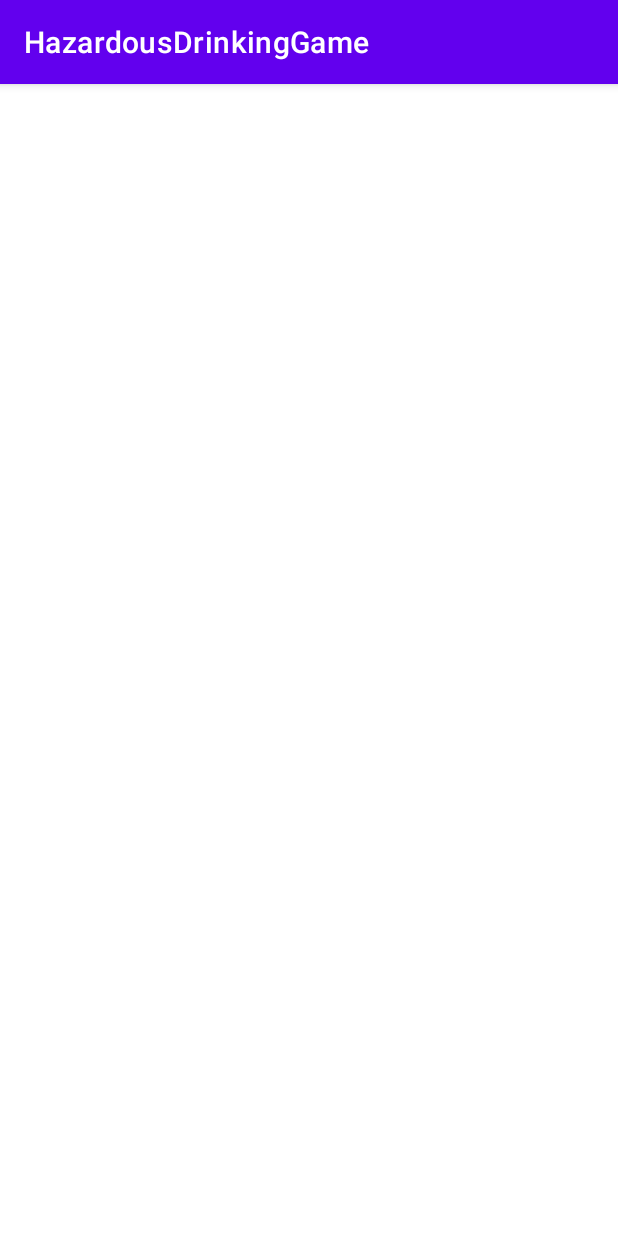
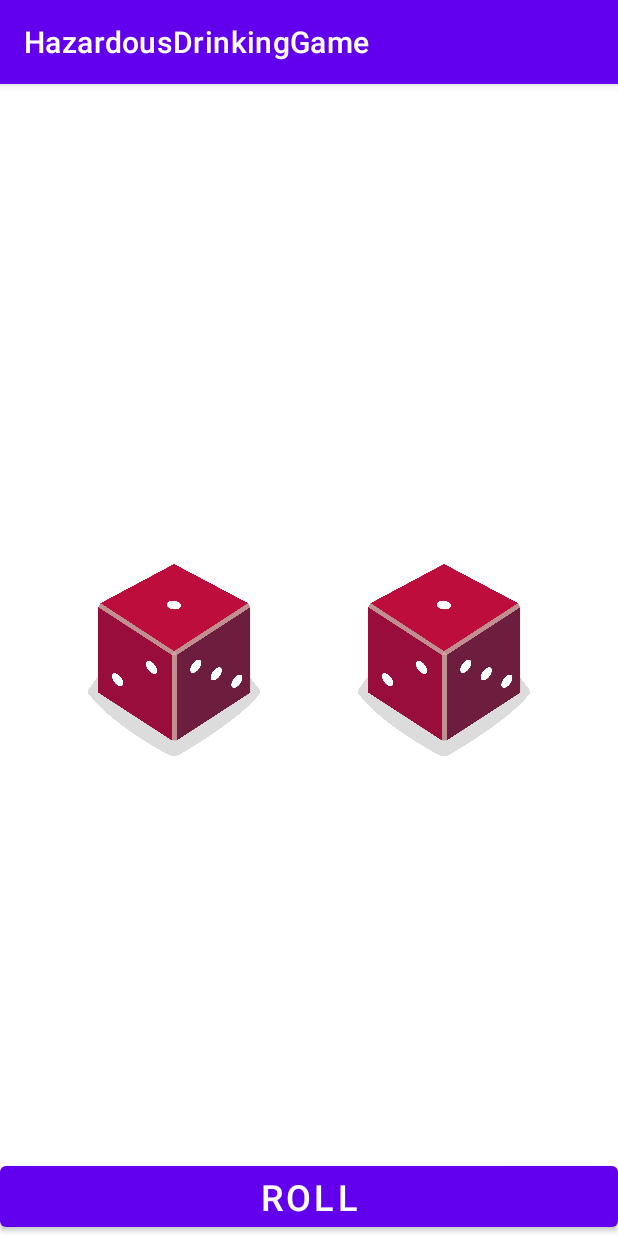
Before and after one commit to zvonimirplivelic/HazardousDrinkingGame, an Android app: the screen it shows after launch (MainActivity), on a phone screen of 412 x 824 dp. Run offline under Robolectric (Android 15) with nearby library versions, the phone set to English and light mode, and no system bars; our stand-ins replace Timber.

Commit message:
Basic functions implemented

```diff
--- a/app/src/main/AndroidManifest.xml
+++ b/app/src/main/AndroidManifest.xml
@@ -3,6 +3,7 @@
     package="com.zvonimirplivelic.hazardousdrinkinggame">
 
     <application
+        android:name=".HazardousDrinkingGameApplication"
         android:allowBackup="true"
         android:icon="@mipmap/ic_launcher"
         android:label="@string/app_name"
--- a/app/src/main/java/com/zvonimirplivelic/hazardousdrinkinggame/HazardousDrinkingGameApplication.kt
+++ b/app/src/main/java/com/zvonimirplivelic/hazardousdrinkinggame/HazardousDrinkingGameApplication.kt
@@ -1,4 +1,13 @@
 package com.zvonimirplivelic.hazardousdrinkinggame
 
-class HazardousDrinkingGameApplication {
+import android.app.Application
+import timber.log.Timber
+
+
+class HazardousDrinkingGameApplication : Application() {
+    override fun onCreate() {
+        super.onCreate()
+
+        Timber.plant(Timber.DebugTree())
+    }
 }
--- a/app/src/main/java/com/zvonimirplivelic/hazardousdrinkinggame/MainActivity.kt
+++ b/app/src/main/java/com/zvonimirplivelic/hazardousdrinkinggame/MainActivity.kt
@@ -2,17 +2,23 @@ package com.zvonimirplivelic.hazardousdrinkinggame
 
 import androidx.appcompat.app.AppCompatActivity
 import android.os.Bundle
-import com.zvonimirplivelic.hazardousdrinkinggame.ui.main.MainFragment
+import android.widget.Button
+import android.widget.ImageView
+import com.zvonimirplivelic.hazardousdrinkinggame.ui.main.GameFragment
 
 class MainActivity : AppCompatActivity() {
+
 
     override fun onCreate(savedInstanceState: Bundle?) {
         super.onCreate(savedInstanceState)
         setContentView(R.layout.main_activity)
+
+
         if (savedInstanceState == null) {
             supportFragmentManager.beginTransaction()
-                    .replace(R.id.container, MainFragment.newInstance())
-                    .commitNow()
+                .replace(R.id.container, GameFragment.newInstance())
+                .commitNow()
         }
+
     }
 }
--- a/app/src/main/java/com/zvonimirplivelic/hazardousdrinkinggame/ui/main/GameFragment.kt
+++ b/app/src/main/java/com/zvonimirplivelic/hazardousdrinkinggame/ui/main/GameFragment.kt
@@ -6,25 +6,60 @@ import androidx.fragment.app.Fragment
 import android.view.LayoutInflater
 import android.view.View
 import android.view.ViewGroup
+import android.widget.Button
+import android.widget.ImageView
 import com.zvonimirplivelic.hazardousdrinkinggame.R
 
-class MainFragment : Fragment() {
+class GameFragment : Fragment() {
+
+    private lateinit var ivFirstDice: ImageView
+    private lateinit var ivSecondDice: ImageView
 
     companion object {
-        fun newInstance() = MainFragment()
+        fun newInstance() = GameFragment()
     }
 
-    private lateinit var viewModel: MainViewModel
+    private lateinit var viewModel: GameViewModel
 
-    override fun onCreateView(inflater: LayoutInflater, container: ViewGroup?,
-                              savedInstanceState: Bundle?): View {
-        return inflater.inflate(R.layout.main_fragment, container, false)
+    override fun onCreateView(
+        inflater: LayoutInflater, container: ViewGroup?,
+        savedInstanceState: Bundle?
+    ): View {
+        return inflater.inflate(R.layout.game_fragment, container, false)
+    }
+
+    override fun onViewCreated(view: View, savedInstanceState: Bundle?) {
+        super.onViewCreated(view, savedInstanceState)
+        ivFirstDice = view.findViewById(R.id.ivFirstDice)
+        ivSecondDice = view.findViewById(R.id.ivSecondDice)
+
+        val btnRollDice: Button = view.findViewById(R.id.btnRollDices)
+        btnRollDice.setOnClickListener { rollDices() }
     }
 
     override fun onActivityCreated(savedInstanceState: Bundle?) {
         super.onActivityCreated(savedInstanceState)
-        viewModel = ViewModelProvider(this).get(MainViewModel::class.java)
+        viewModel = ViewModelProvider(this).get(GameViewModel::class.java)
         // TODO: Use the ViewModel
     }
 
+    private fun rollDices() {
+        ivFirstDice.setImageResource(setDrawableResource(generateRandomNumber()))
+        ivSecondDice.setImageResource(setDrawableResource(generateRandomNumber()))
+    }
+
+    private fun setDrawableResource(diceValue: Int): Int {
+        return when (diceValue) {
+            1 -> R.drawable.dice_1
+            2 -> R.drawable.dice_2
+            3 -> R.drawable.dice_3
+            4 -> R.drawable.dice_4
+            5 -> R.drawable.dice_5
+            else -> R.drawable.dice_6
+        }
+    }
+
+    private fun generateRandomNumber(): Int {
+        return (1..6).random()
+    }
 }
--- a/app/src/main/java/com/zvonimirplivelic/hazardousdrinkinggame/ui/main/GameViewModel.kt
+++ b/app/src/main/java/com/zvonimirplivelic/hazardousdrinkinggame/ui/main/GameViewModel.kt
@@ -2,6 +2,6 @@ package com.zvonimirplivelic.hazardousdrinkinggame.ui.main
 
 import androidx.lifecycle.ViewModel
 
-class MainViewModel : ViewModel() {
-    // TODO: Implement the ViewModel
+class GameViewModel : ViewModel() {
+
 }
--- a/app/src/main/res/layout/game_fragment.xml
+++ b/app/src/main/res/layout/game_fragment.xml
@@ -5,16 +5,38 @@
     android:id="@+id/main"
     android:layout_width="match_parent"
     android:layout_height="match_parent"
-    tools:context=".ui.main.MainFragment">
+    tools:context=".ui.main.GameFragment">
 
-    <TextView
-        android:id="@+id/message"
-        android:layout_width="wrap_content"
-        android:layout_height="wrap_content"
-        android:text="MainFragment"
+    <ImageView
+        android:id="@+id/ivFirstDice"
+        android:layout_width="128dp"
+        android:layout_height="128dp"
+        android:src="@drawable/dice_1"
         app:layout_constraintBottom_toBottomOf="parent"
-        app:layout_constraintEnd_toEndOf="parent"
-        app:layout_constraintStart_toStartOf="parent"
+        app:layout_constraintLeft_toLeftOf="parent"
+        app:layout_constraintRight_toLeftOf="@id/ivSecondDice"
         app:layout_constraintTop_toTopOf="parent" />
 
+    <ImageView
+        android:id="@+id/ivSecondDice"
+        android:layout_width="128dp"
+        android:layout_height="128dp"
+        android:src="@drawable/dice_1"
+        app:layout_constraintBottom_toBottomOf="parent"
+        app:layout_constraintLeft_toRightOf="@id/ivFirstDice"
+        app:layout_constraintRight_toRightOf="parent"
+        app:layout_constraintTop_toTopOf="parent" />
+
+    <Button
+        android:id="@+id/btnRollDices"
+        android:layout_width="match_parent"
+        android:layout_height="wrap_content"
+        android:textSize="24sp"
+        android:layout_gravity="center"
+        android:text="@string/btn_roll_text"
+        app:layout_constraintBottom_toBottomOf="parent"
+        app:layout_constraintLeft_toLeftOf="parent"
+        app:layout_constraintRight_toRightOf="parent" />
+
+
 </androidx.constraintlayout.widget.ConstraintLayout>
--- a/app/src/main/res/values/strings.xml
+++ b/app/src/main/res/values/strings.xml
@@ -1,3 +1,4 @@
 <resources>
     <string name="app_name">HazardousDrinkingGame</string>
+    <string name="btn_roll_text">ROLL</string>
 </resources>
--- a/build.gradle
+++ b/build.gradle
@@ -1,6 +1,10 @@
 // Top-level build file where you can add configuration options common to all sub-projects/modules.
 buildscript {
-    ext.kotlin_version = "1.4.21"
+    ext {
+        kotlin_version = "1.4.21"
+        gradleVersion = '4.1.1'
+        dataBindingCompilerVersion = gradleVersion
+    }
     repositories {
         google()
         jcenter()
```
Also changed, not shown: app/build.gradle (+9 -1 lines), gradle/wrapper/gradle-wrapper.properties.
